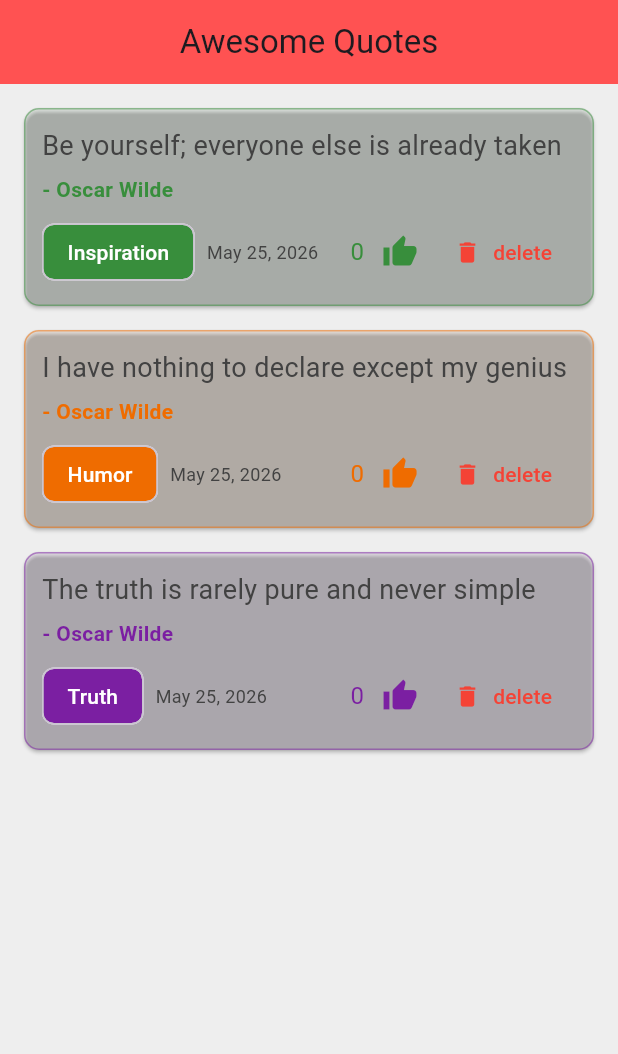
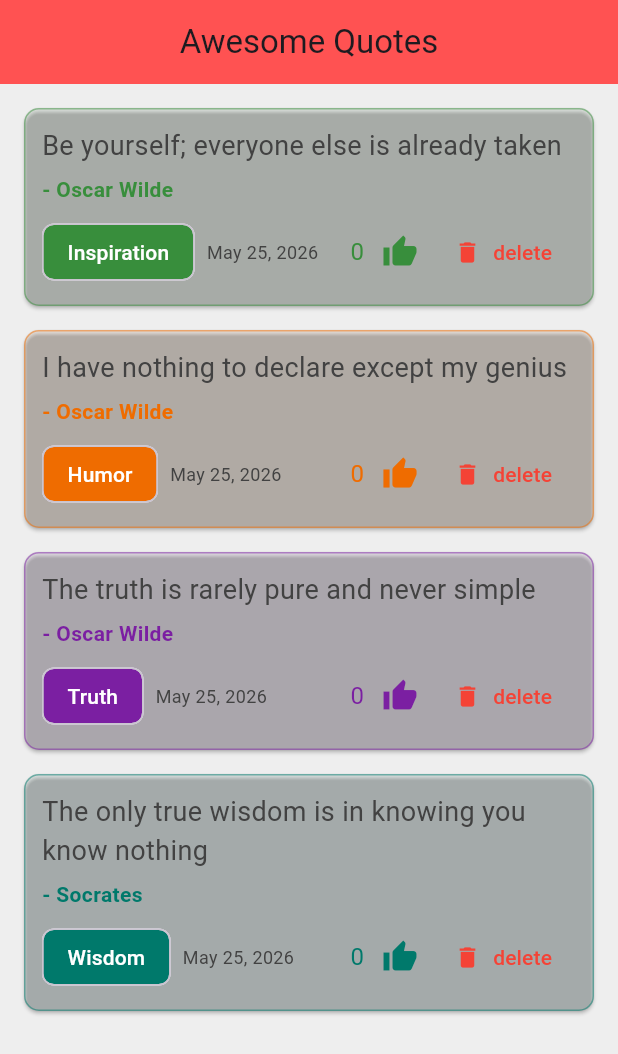
Before and after one commit to mrpatel2/quote_app_extended_Part2, a Flutter app: the screen it shows after launch, on a phone screen of 412 x 824 dp. Shown: the top 1054 px of the screen. Run offline on Flutter 3.47's test engine with Material 3 defaults, Android fonts, the phone set to English and light mode, and no system bars.

Commit message:
Add wisdom category quote to test dynamic theme colors

```diff
--- a/lib/main.dart
+++ b/lib/main.dart
@@ -34,6 +34,11 @@ class _QuoteListState extends State<QuoteList> {
       text: 'The truth is rarely pure and never simple',
       category: 'Truth',
     ),
+    Quote(
+      author: 'Socrates',
+      text: 'The only true wisdom is in knowing you know nothing',
+      category: 'Wisdom'
+    ),
   ];
 
   @override
```
